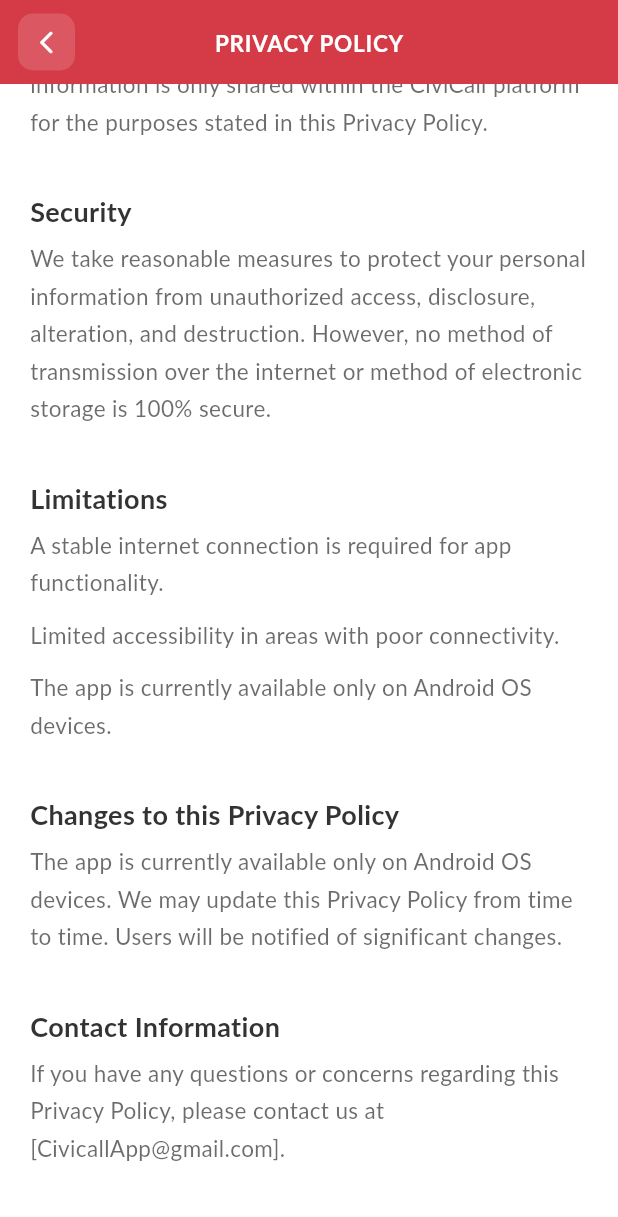
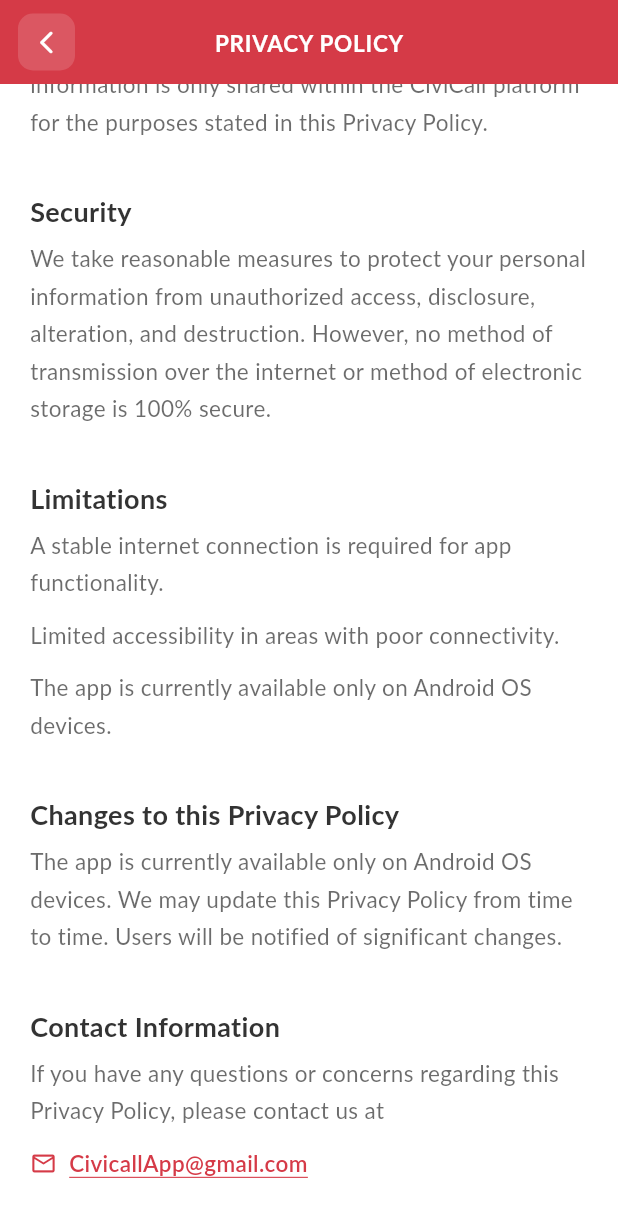
Before and after one commit to kurt-arpilleda/CiviCall, a Flutter app: the PrivacyPolicyScreen screen opened directly, scrolled down 1728 dp, on a phone screen of 412 x 824 dp. Shown: the top 1217 px of the screen. Run offline on Flutter 3.47's test engine with Material 3 defaults, Android fonts, the phone set to English and light mode, and no system bars; our stand-ins replace flutter_secure_storage, fluttertoast, open_file, package_info_plus, permission_handler, shared_preferences and 1 more; accounts and stored records are empty; Roboto replaces fonts that are missing (Lato).

Commit message:
terms and privacy

```diff
--- a/lib/longText/privacyPolicy.dart
+++ b/lib/longText/privacyPolicy.dart
@@ -1,5 +1,6 @@
 import 'package:flutter/material.dart';
 import 'package:civicall/theme/app_theme.dart';
+import 'package:url_launcher/url_launcher.dart';
 
 class PrivacyPolicyScreen extends StatefulWidget {
   const PrivacyPolicyScreen({Key? key}) : super(key: key);
@@ -102,7 +103,21 @@
                     ),
                     _buildSectionHeading('Contact Information'),
                     _buildBodyText(
-                      'If you have any questions or concerns regarding this Privacy Policy, please contact us at [CivicallApp@gmail.com].',
+                      'If you have any questions or concerns regarding this Privacy Policy, please contact us at',
+                    ),
+                    _buildClickableContact(
+                      icon: Icons.email_outlined,
+                      label: 'CivicallApp@gmail.com',
+                      onTap: () async {
+                        final uri = Uri(
+                          scheme: 'mailto',
+                          path: 'CivicallApp@gmail.com',
+                          queryParameters: {
+                            'subject': 'Privacy Policy Inquiry - CiviCall App',
+                          },
+                        );
+                        if (await canLaunchUrl(uri)) await launchUrl(uri);
+                      },
                     ),
                   ],
                 ),
@@ -250,4 +265,35 @@
       ),
     );
   }
+
+  Widget _buildClickableContact({
+    required IconData icon,
+    required String label,
+    required VoidCallback onTap,
+  }) {
+    return Padding(
+      padding: const EdgeInsets.only(bottom: 10),
+      child: GestureDetector(
+        onTap: onTap,
+        child: Row(
+          children: [
+            Icon(icon, size: 18, color: AppTheme.redPink),
+            const SizedBox(width: 8),
+            Text(
+              label,
+              style: const TextStyle(
+                fontSize: 15,
+                height: 1.65,
+                color: AppTheme.redPink,
+                fontWeight: FontWeight.w600,
+                decoration: TextDecoration.underline,
+                decorationColor: AppTheme.redPink,
+                fontFamily: AppTheme.fontFamily,
+              ),
+            ),
+          ],
+        ),
+      ),
+    );
+  }
 }
```
Also changed, not shown: lib/longText/termsConditions.dart (+41 -1 lines), lib/signup.dart (+6 -27 lines), 1 other file.
